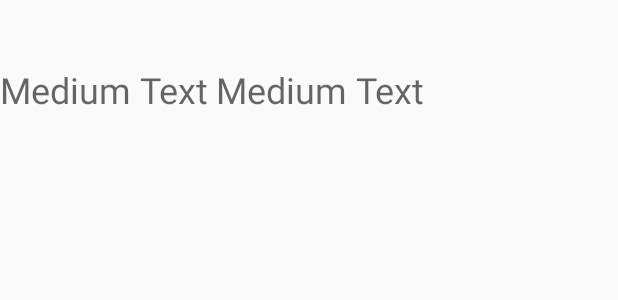
After one commit to Michael21011/Z81TVGuide, an Android app: the layout one_channel_program_row.xml on its own in the app's theme, with its tools: preview values and no code run, on a phone screen of 412 x 824 dp. The commit adds this screen. Shown: the top 300 px of the screen. Run offline under Robolectric (Android 15) with nearby library versions, the phone set to English and light mode, and no system bars.

Commit message:
OneChannelProgram published

```diff
--- a/app/src/main/java/info/z81/z81tvguide/ChannelAdapter.java
+++ b/app/src/main/java/info/z81/z81tvguide/ChannelAdapter.java
@@ -54,16 +54,20 @@ public class ChannelAdapter extends BaseAdapter{
         }
         ProgramList currentItem = list.GetItem(position);
         holder.textView.setText(currentItem.ChannelName);
+
         holder.imageView.setImageResource(currentItem.getChannelLogo());
+        holder.imageView.setTag(position);
+
         holder.NumberDigitalView.setText(currentItem.getDigitalNumberLabel());
         holder.channelIdView.setText(currentItem.ChannelId);
-
 
         if (currentItem.isStared()) {
             holder.starView.setImageResource(android.R.drawable.star_on);
         } else {
         holder.starView.setImageResource(android.R.drawable.star_off);}
+
         holder.starView.setTag(Integer.valueOf(currentItem.ChannelId));
+
         return rowView;
     }
 
--- a/app/src/main/java/info/z81/z81tvguide/NowAdapter.java
+++ b/app/src/main/java/info/z81/z81tvguide/NowAdapter.java
@@ -54,6 +54,7 @@ public class NowAdapter extends BaseAdapter{
         holder.diffView.setText(currentItem.getAgoTime());
         holder.programmView.setText(currentItem.Title);
         holder.imageView.setImageResource(currentItem.getChannelLogo());
+        holder.imageView.setTag(Integer.valueOf(currentItem.ChannelId));
         holder.descView.setText(currentItem.Description);
         if (currentItem.Description.isEmpty())
             holder.descView.setVisibility(View.GONE);
--- a/app/src/main/res/layout/channel_row_layout.xml
+++ b/app/src/main/res/layout/channel_row_layout.xml
@@ -10,6 +10,8 @@
         android:layout_marginLeft="4px"
         android:layout_marginRight="10px"
         android:layout_marginTop="4px"
+        android:onClick="onChannelLogoClick"
+        android:clickable="true"
          >
     </ImageView>
     <TextView
@@ -48,7 +50,7 @@
         android:layout_height="wrap_content"
 
         android:text=" "
-        android:textSize="16sp"
+        android:textSize="24sp"
         android:visibility="visible" >
     </TextView>
     <TextView
--- /dev/null
+++ b/app/src/main/res/layout/one_channel_program_row.xml
@@ -0,0 +1,45 @@
+<?xml version="1.0" encoding="utf-8"?>
+<LinearLayout xmlns:android="http://schemas.android.com/apk/res/android"
+    android:orientation="vertical" android:layout_width="match_parent"
+    android:layout_height="match_parent">
+    <TextView
+        android:layout_width="wrap_content"
+        android:layout_height="wrap_content"
+        android:textAppearance="?android:attr/textAppearanceMedium"
+        android:text="Medium Text"
+        android:textSize="32sp"
+        android:textColor="@color/material_blue_grey_900"
+        android:visibility="invisible"
+        android:id="@+id/dayHeader" />
+<LinearLayout xmlns:android="http://schemas.android.com/apk/res/android"
+    android:orientation="horizontal" android:layout_width="match_parent"
+    android:layout_height="match_parent">
+
+  <TextView
+    android:layout_width="wrap_content"
+    android:layout_height="wrap_content"
+    android:textAppearance="?android:attr/textAppearanceMedium"
+    android:text="Medium Text"
+    android:id="@+id/itemTime"
+      android:textSize="24sp"/>
+
+    <TextView
+        android:layout_width="wrap_content"
+        android:layout_height="wrap_content"
+        android:textAppearance="?android:attr/textAppearanceMedium"
+        android:text=" "
+
+        android:id="@+id/itemCaptionSpace" />
+
+    <TextView
+        android:layout_width="wrap_content"
+        android:layout_height="wrap_content"
+        android:textAppearance="?android:attr/textAppearanceMedium"
+        android:text="Medium Text"
+        android:id="@+id/itemCaption"
+        android:textSize="24sp"
+        />
+
+</LinearLayout>
+
+</LinearLayout>
--- a/app/src/main/res/values/strings.xml
+++ b/app/src/main/res/values/strings.xml
@@ -24,4 +24,5 @@
     <string name="unmark_all_as_favorite">Unmark all favorites</string>
     <string name="action_ShowOnlyFavorites">Switch favorites only</string>
     <string name="needclosebecausenocurrent">There is no current TV Guide on MTIS site. Please, try again later.</string>
+    <string name="title_activity_one_channel_program">OneChannelProgram</string>
 </resources>
```
Also changed, not shown: app/src/main/AndroidManifest.xml (+10 -2 lines), app/src/main/java/info/z81/z81tvguide/ChannelListActivity.java (+20 -6 lines), app/src/main/java/info/z81/z81tvguide/MainActivity.java (+16 -2 lines), app/src/main/java/info/z81/z81tvguide/OneChannelProgramActivity.java (added, +38 -0 lines), app/src/main/java/info/z81/z81tvguide/OneChannelProgramAdapter.java (added, +107 -0 lines), app/src/main/java/info/z81/z81tvguide/ProgramItem.java (+13 -0 lines), app/src/main/java/info/z81/z81tvguide/ProgramList.java (+43 -0 lines), app/src/main/java/info/z81/z81tvguide/TVProgram.java (+17 -5 lines), app/src/main/res/layout/one_channel_program.xml (added, +14 -0 lines), app/src/main/res/layout/rowlayout.xml (+7 -3 lines).
